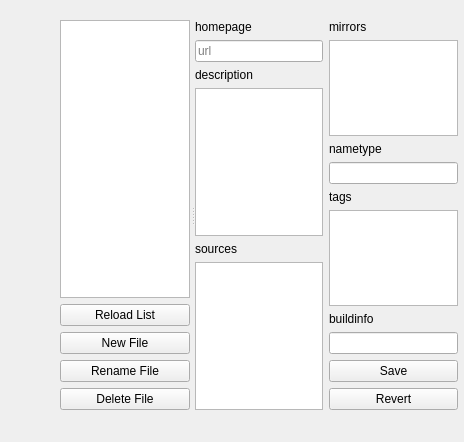
Above: aipsetup/ui/info_edit.ui from AnimusPEXUS/wayround_i2p_aipsetup before the change. Below: the same form after it.
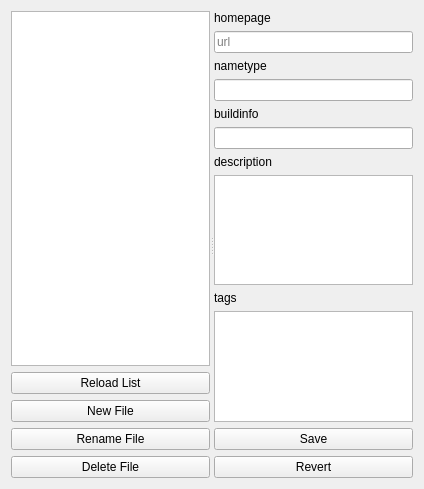
That is the form after the change.

```diff
--- a/aipsetup/ui/info_edit.ui
+++ b/aipsetup/ui/info_edit.ui
@@ -6,37 +6,20 @@
    <rect>
     <x>0</x>
     <y>0</y>
-    <width>464</width>
-    <height>442</height>
+    <width>424</width>
+    <height>489</height>
    </rect>
   </property>
   <property name="windowTitle">
    <string>Form</string>
   </property>
-  <widget class="QWidget" name="verticalLayoutWidget_3">
-   <property name="geometry">
-    <rect>
-     <x>60</x>
-     <y>20</y>
-     <width>398</width>
-     <height>390</height>
-    </rect>
-   </property>
-   <layout class="QVBoxLayout" name="verticalLayout_5">
+  <layout class="QVBoxLayout" name="verticalLayout">
     <item>
      <widget class="QSplitter" name="splitter">
       <property name="orientation">
        <enum>Qt::Horizontal</enum>
       </property>
-      <property name="handleWidth">
-       <number>5</number>
-      </property>
-      <widget class="QWidget" name="layoutWidget">
-       <layout class="QVBoxLayout" name="verticalLayout_2">
-        <property name="sizeConstraint">
-         <enum>QLayout::SetMinimumSize</enum>
-        </property>
-        <item>
+     <widget class="QWidget" name="">
          <layout class="QVBoxLayout" name="verticalLayout_6">
           <item>
            <widget class="QListWidget" name="listWidget">
@@ -95,14 +78,8 @@
            </widget>
           </item>
          </layout>
-        </item>
-       </layout>
-      </widget>
-      <widget class="QWidget" name="layoutWidget">
-       <layout class="QVBoxLayout" name="verticalLayout">
-        <item>
-         <layout class="QHBoxLayout" name="horizontalLayout_2">
-          <item>
+     </widget>
+     <widget class="QWidget" name="">
            <layout class="QVBoxLayout" name="verticalLayout_4">
             <item>
              <widget class="QLabel" name="label">
@@ -125,40 +102,6 @@
              </widget>
             </item>
             <item>
-             <widget class="QLabel" name="label_2">
-              <property name="text">
-               <string>description</string>
-              </property>
-             </widget>
-            </item>
-            <item>
-             <widget class="QPlainTextEdit" name="plainTextEdit"/>
-            </item>
-            <item>
-             <widget class="QLabel" name="label_3">
-              <property name="text">
-               <string>sources</string>
-              </property>
-             </widget>
-            </item>
-            <item>
-             <widget class="QPlainTextEdit" name="plainTextEdit_2"/>
-            </item>
-           </layout>
-          </item>
-          <item>
-           <layout class="QVBoxLayout" name="verticalLayout_3">
-            <item>
-             <widget class="QLabel" name="label_4">
-              <property name="text">
-               <string>mirrors</string>
-              </property>
-             </widget>
-            </item>
-            <item>
-             <widget class="QPlainTextEdit" name="plainTextEdit_3"/>
-            </item>
-            <item>
              <widget class="QLabel" name="label_5">
               <property name="text">
                <string>nametype</string>
@@ -168,16 +111,6 @@
             <item>
              <widget class="QLineEdit" name="lineEdit_2"/>
             </item>
-            <item>
-             <widget class="QLabel" name="label_6">
-              <property name="text">
-               <string>tags</string>
-              </property>
-             </widget>
-            </item>
-            <item>
-             <widget class="QPlainTextEdit" name="plainTextEdit_4"/>
-            </item>
             <item>
              <widget class="QLabel" name="label_7">
               <property name="text">
@@ -188,6 +121,26 @@
             <item>
              <widget class="QLineEdit" name="lineEdit_3"/>
             </item>
+       <item>
+        <widget class="QLabel" name="label_2">
+         <property name="text">
+          <string>description</string>
+         </property>
+        </widget>
+       </item>
+       <item>
+        <widget class="QPlainTextEdit" name="plainTextEdit"/>
+       </item>
+       <item>
+        <widget class="QLabel" name="label_6">
+         <property name="text">
+          <string>tags</string>
+         </property>
+        </widget>
+       </item>
+       <item>
+        <widget class="QPlainTextEdit" name="plainTextEdit_4"/>
+       </item>
             <item>
              <widget class="QPushButton" name="pushButton_5">
               <property name="text">
@@ -203,15 +156,17 @@
              </widget>
             </item>
            </layout>
-          </item>
-         </layout>
-        </item>
-       </layout>
       </widget>
      </widget>
     </item>
    </layout>
-  </widget>
+  <zorder>verticalLayoutWidget_3</zorder>
+  <zorder></zorder>
+  <zorder>splitter</zorder>
+  <zorder>splitter</zorder>
+  <zorder></zorder>
+  <zorder></zorder>
+  <zorder></zorder>
  </widget>
  <resources/>
  <connections/>
```
Lines whose indentation alone changed are shown as unchanged.
